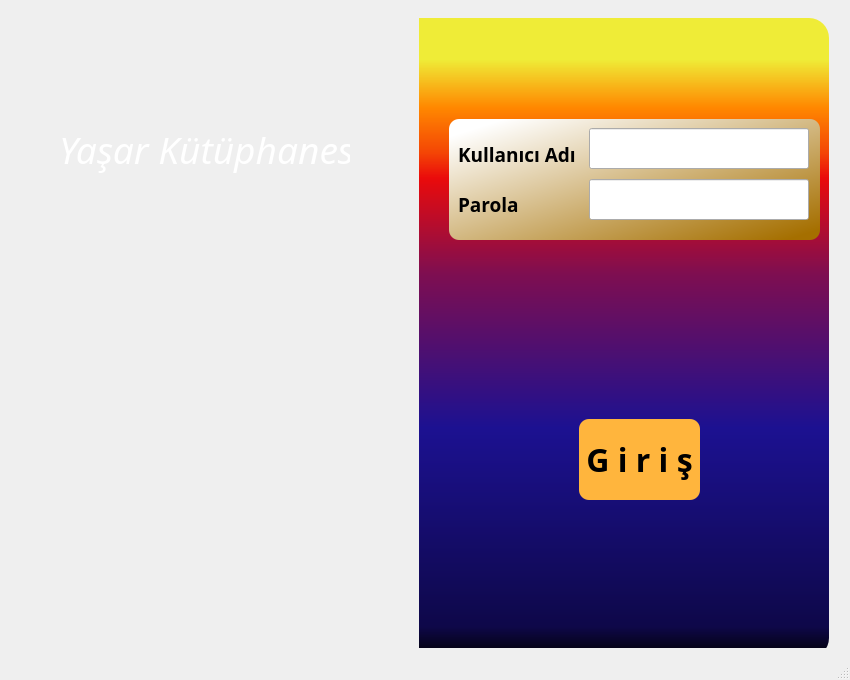
ibrahimyasar68/PdSqliteLib, file cuis/login.ui: the form before one commit.
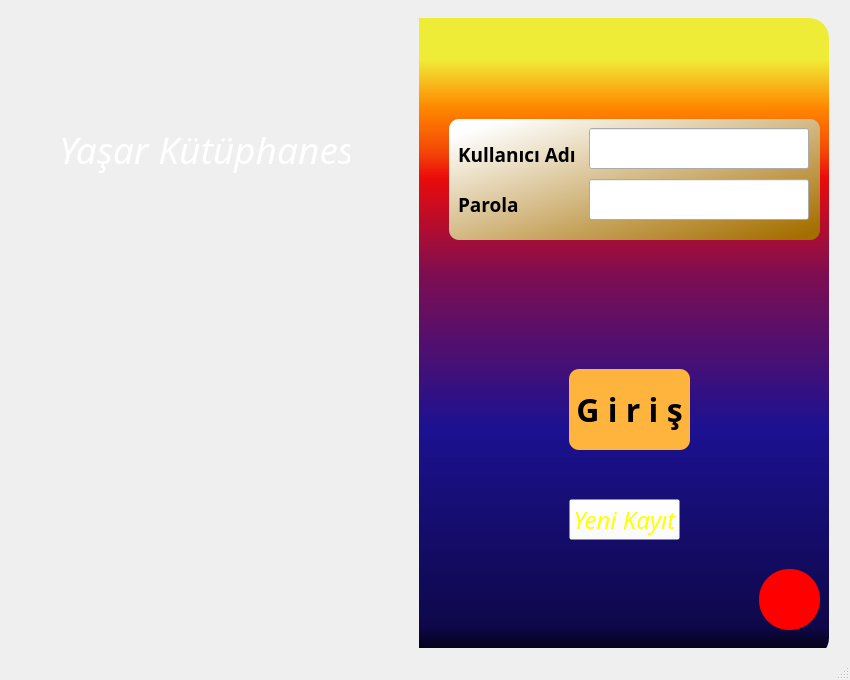
The form after the commit. Icons and pictures are not drawn.

Commit message: yeni üyelerin yetki kontrolleri tamam

Diff of the .ui file:
```diff
--- a/cuis/login.ui
+++ b/cuis/login.ui
@@ -182,8 +182,8 @@
     <widget class="QPushButton" name="pushButton_giris">
      <property name="geometry">
       <rect>
-       <x>570</x>
-       <y>410</y>
+       <x>560</x>
+       <y>360</y>
        <width>121</width>
        <height>81</height>
       </rect>
@@ -259,11 +259,108 @@
       <string/>
      </property>
     </widget>
+    <widget class="QPushButton" name="pushButton_yeni_kayit">
+     <property name="geometry">
+      <rect>
+       <x>560</x>
+       <y>490</y>
+       <width>111</width>
+       <height>41</height>
+      </rect>
+     </property>
+     <property name="font">
+      <font>
+       <family>Monotype Corsiva</family>
+       <pointsize>18</pointsize>
+       <italic>true</italic>
+      </font>
+     </property>
+     <property name="styleSheet">
+      <string notr="true">
+QPushButton#pushButton_yeni_kayit{
+background-color: rgba(254, 254, 254, 0);
+color: rgb(255, 255, 0);}
+
+QPushButton#pushButton_yeni_kayit:hover{
+padding-left:10px;
+padding-top:12px; }
+
+QPushButton#pushButton_yeni_kayit:pressed{
+padding-left:5px;
+padding-top:6px;}
+</string>
+     </property>
+     <property name="text">
+      <string>Yeni Kayıt</string>
+     </property>
+    </widget>
+    <widget class="QPushButton" name="pushButton_cikis">
+     <property name="geometry">
+      <rect>
+       <x>750</x>
+       <y>560</y>
+       <width>61</width>
+       <height>61</height>
+      </rect>
+     </property>
+     <property name="maximumSize">
+      <size>
+       <width>100</width>
+       <height>80</height>
+      </size>
+     </property>
+     <property name="font">
+      <font>
+       <family>Monotype Corsiva</family>
+       <pointsize>12</pointsize>
+       <weight>50</weight>
+       <italic>true</italic>
+       <bold>false</bold>
+      </font>
+     </property>
+     <property name="layoutDirection">
+      <enum>Qt::LeftToRight</enum>
+     </property>
+     <property name="autoFillBackground">
+      <bool>false</bool>
+     </property>
+     <property name="styleSheet">
+      <string notr="true">QPushButton#pushButton_cikis{
+background-color: rgb(255, 0, 0);
+border-radius:30px;}
+
+
+QPushButton#pushButton_cikis:hover{
+background-color: qlineargradient(spread:pad, x1:1, y1:0.880682, x2:0.955, y2:0.0284091, stop:0.5 rgba(212, 75, 45, 255), stop:1 rgba(255, 255, 255, 255));
+border-radius:30px;}
+QPushButton#pushButton_cikis:pressed{
+background-color:qlineargradient(spread:repeat, x1:0, y1:1, x2:0, y2:0, stop:0.301136 rgba(135, 88, 255, 255), stop:1 rgba(255, 255, 255, 255));
+padding-left:3px;
+padding-top:4px;
+border-radius:30px;}
+</string>
+     </property>
+     <property name="text">
+      <string/>
+     </property>
+     <property name="icon">
+      <iconset>
+       <normaloff>../../Media/icon/sekiller/8666692_power_icon.png</normaloff>../../Media/icon/sekiller/8666692_power_icon.png</iconset>
+     </property>
+     <property name="iconSize">
+      <size>
+       <width>26</width>
+       <height>22</height>
+      </size>
+     </property>
+    </widget>
     <zorder>label</zorder>
     <zorder>label_2</zorder>
     <zorder>formFrame</zorder>
     <zorder>pushButton_giris</zorder>
     <zorder>label_5</zorder>
+    <zorder>pushButton_yeni_kayit</zorder>
+    <zorder>pushButton_cikis</zorder>
    </widget>
   </widget>
   <widget class="QStatusBar" name="statusbar">
```
The commit also changes 23 other files.
